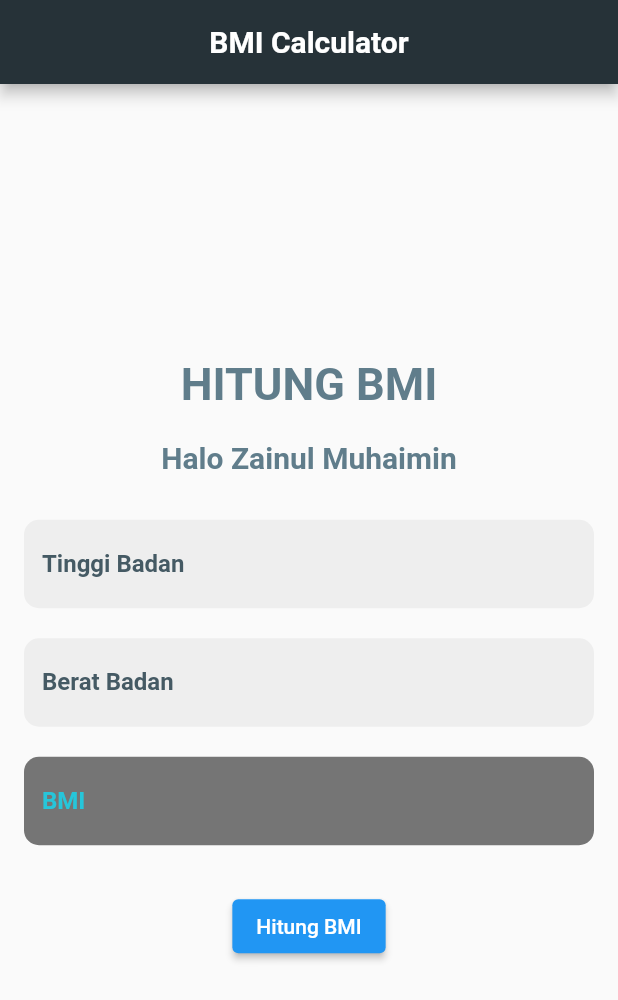
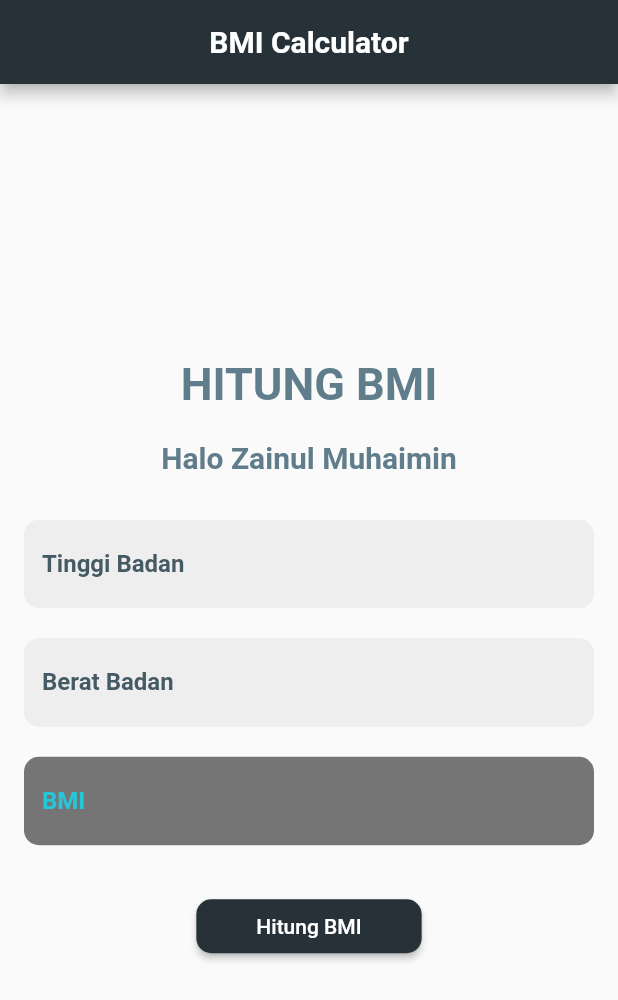
Before and after one commit to znmn/pbm-tugas-prak6, a Flutter app: the HomeWidget screen opened by its route, on a phone screen of 412 x 824 dp. Shown: the top 1000 px of the screen. Run offline on Flutter 3.47's test engine with Material 2 defaults, Android fonts, the light colour scheme and no system bars.

Commit message:
style(home.dart): add style to Hitung BMI button in HomeWidget

```diff
--- a/lib/views/home/home.dart
+++ b/lib/views/home/home.dart
@@ -218,6 +218,16 @@ class _HomeWidgetState extends State<HomeWidget> {
                       }
                     }
                   },
+                  style: ElevatedButton.styleFrom(
+                    backgroundColor: Colors.blueGrey[900],
+                    shape: RoundedRectangleBorder(
+                      borderRadius: BorderRadius.circular(10),
+                    ),
+                    padding: const EdgeInsets.symmetric(
+                      horizontal: 40,
+                      vertical: 10,
+                    ),
+                  ),
                   child: const Text('Hitung BMI'),
                 ),
               ],
```
